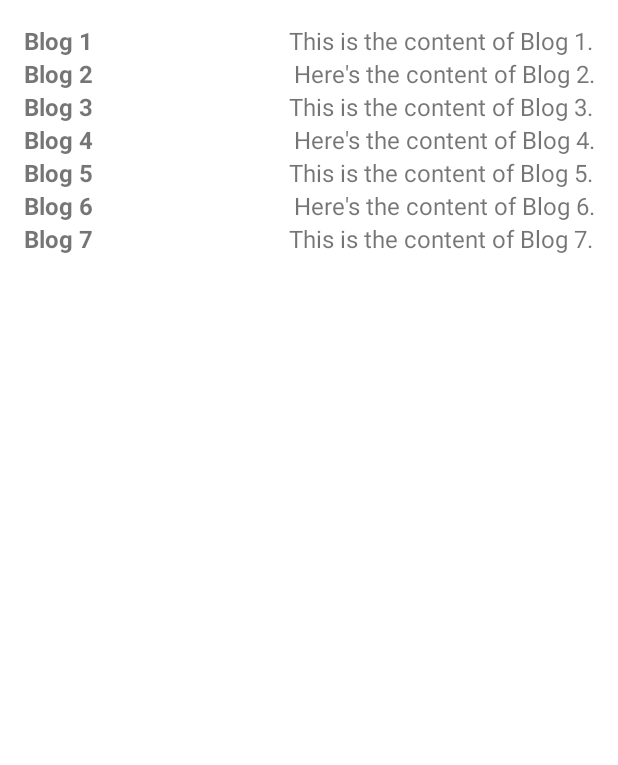
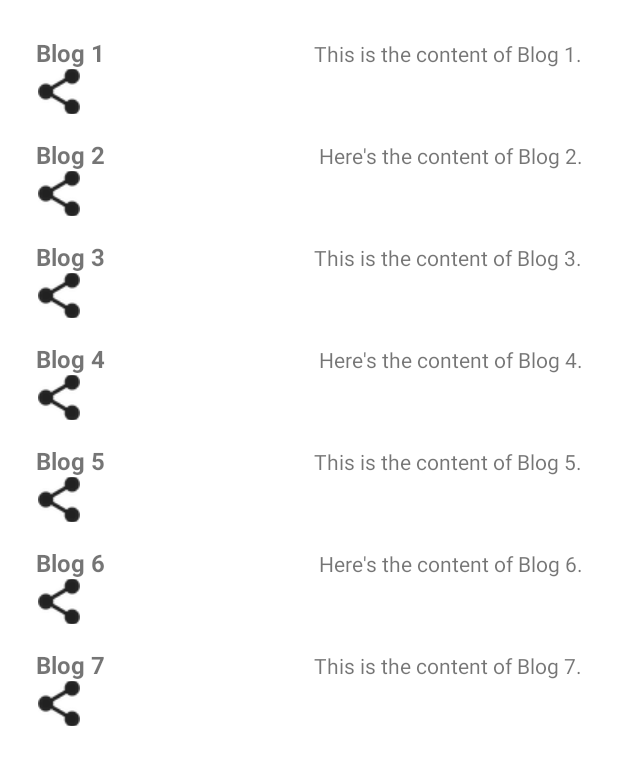
Before and after one commit to bayarbayasgalanj/MobileDeviceProgramming, an Android app: the fragment BlogFragment shown on its own in the app's theme, on a phone screen of 412 x 824 dp. Shown: the top 765 px of the screen. Run offline under Robolectric (Android 15) with nearby library versions, the phone set to English and light mode, and no system bars.

Commit message:
•	Integrate a social sharing feature for users to share their favorite recipes or blog posts.

```diff
--- a/FoodiePalBayar/app/src/main/java/com/miu/foodiepalbayar/BlogAdapter.kt
+++ b/FoodiePalBayar/app/src/main/java/com/miu/foodiepalbayar/BlogAdapter.kt
@@ -1,16 +1,18 @@
 package com.miu.foodiepalbayar
-
+import android.content.Intent
 import android.view.LayoutInflater
 import android.view.View
 import android.view.ViewGroup
+import android.widget.ImageButton
 import android.widget.TextView
 import androidx.recyclerview.widget.RecyclerView
 
-class BlogAdapter(private val meals: List<Blog>) : RecyclerView.Adapter<BlogAdapter.BlogViewHolder>() {
+class BlogAdapter(private val blogs: List<Blog>) : RecyclerView.Adapter<BlogAdapter.BlogViewHolder>() {
 
     class BlogViewHolder(view: View) : RecyclerView.ViewHolder(view) {
         val textViewTitle: TextView = view.findViewById(R.id.blog_title)
         val textViewArticle: TextView = view.findViewById(R.id.blog_article)
+        val shareButton: ImageButton = view.findViewById(R.id.share_button) // Corrected to ImageButton
     }
 
     override fun onCreateViewHolder(parent: ViewGroup, viewType: Int): BlogViewHolder {
@@ -19,10 +21,20 @@ class BlogAdapter(private val meals: List<Blog>) : RecyclerView.Adapter<BlogAdap
     }
 
     override fun onBindViewHolder(holder: BlogViewHolder, position: Int) {
-        val currentItem = meals[position]
+        val currentItem = blogs[position]
         holder.textViewTitle.text = currentItem.title
         holder.textViewArticle.text = currentItem.article
+
+        // Set up the share button click listener
+        holder.shareButton.setOnClickListener {
+            val shareIntent = Intent().apply {
+                action = Intent.ACTION_SEND
+                putExtra(Intent.EXTRA_TEXT, "${currentItem.title}\n\n${currentItem.article}")
+                type = "text/plain"
+            }
+            it.context.startActivity(Intent.createChooser(shareIntent, "Share blog via"))
+        }
     }
 
-    override fun getItemCount() = meals.size
+    override fun getItemCount() = blogs.size
 }
--- a/FoodiePalBayar/app/src/main/res/layout/item_blog.xml
+++ b/FoodiePalBayar/app/src/main/res/layout/item_blog.xml
@@ -1,29 +1,48 @@
-<?xml version="1.0" encoding="utf-8"?>
 <LinearLayout xmlns:android="http://schemas.android.com/apk/res/android"
     android:layout_width="match_parent"
     android:layout_height="wrap_content"
-android:orientation="vertical">
+    android:orientation="vertical"
+    android:padding="8dp">
+
     <TableLayout
         android:id="@+id/tableLayout"
         android:layout_width="match_parent"
         android:layout_height="wrap_content"
         android:stretchColumns="*">
+
         <TableRow
             android:layout_width="match_parent"
             android:layout_height="wrap_content">
+
             <TextView
                 android:id="@+id/blog_title"
-            android:layout_width="match_parent"
+                android:layout_width="0dp"
                 android:layout_height="wrap_content"
+                android:layout_weight="1"
                 android:textSize="16sp"
                 android:textStyle="bold"
                 android:textAlignment="textStart"/>
+
             <TextView
                 android:id="@+id/blog_article"
-            android:layout_width="match_parent"
+                android:layout_width="0dp"
                 android:layout_height="wrap_content"
-            android:textSize="16sp"
+                android:layout_weight="1"
+                android:textSize="14sp"
                 android:textAlignment="textEnd"/>
+
         </TableRow>
+
     </TableLayout>
+
+    <ImageButton
+        android:id="@+id/share_button"
+        android:layout_width="30dp"
+        android:layout_height="30dp"
+        android:layout_weight="1"
+        android:src="@drawable/ic_share"
+        android:background="?attr/selectableItemBackground"
+        android:contentDescription="Share" />
+
+
 </LinearLayout>
```
Also changed, not shown: FoodiePalBayar/app/src/main/res/drawable/ic_share.png (added). Lines whose indentation alone changed are shown as unchanged.
